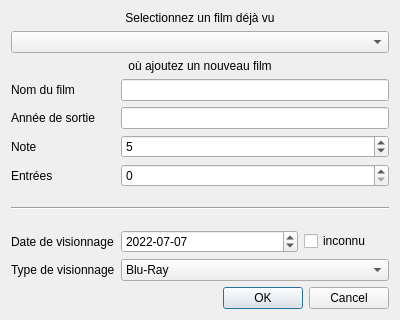
Before: the Qt Designer form Dialogs/AddViewDialog.ui in AmbreM71/MovieManager, drawn with Qt 5.
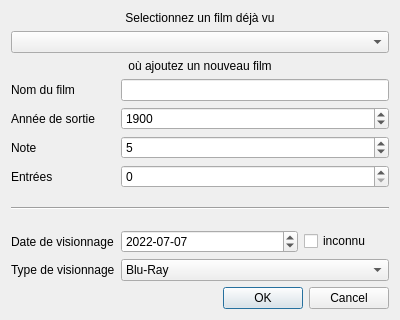
After: the same form once the commit is applied.

Commit message: switch movie year input from line edit to spin box

Patch:
```diff
--- a/Dialogs/AddViewDialog.ui
+++ b/Dialogs/AddViewDialog.ui
@@ -141,9 +141,6 @@
    <item row="3" column="1" colspan="3">
     <widget class="QLineEdit" name="MovieNameInput"/>
    </item>
-   <item row="4" column="1" colspan="3">
-    <widget class="QLineEdit" name="MovieReleaseYearInput"/>
-   </item>
    <item row="5" column="1" colspan="3">
     <widget class="QSpinBox" name="MovieRatingInput">
      <property name="maximum">
@@ -240,6 +237,19 @@
      </item>
     </widget>
    </item>
+   <item row="4" column="1" colspan="3">
+    <widget class="QSpinBox" name="MovieReleaseYearInput">
+     <property name="minimum">
+      <number>1870</number>
+     </property>
+     <property name="maximum">
+      <number>2000</number>
+     </property>
+     <property name="value">
+      <number>1900</number>
+     </property>
+    </widget>
+   </item>
   </layout>
  </widget>
  <resources/>
```
The commit also changes 1 other file.
